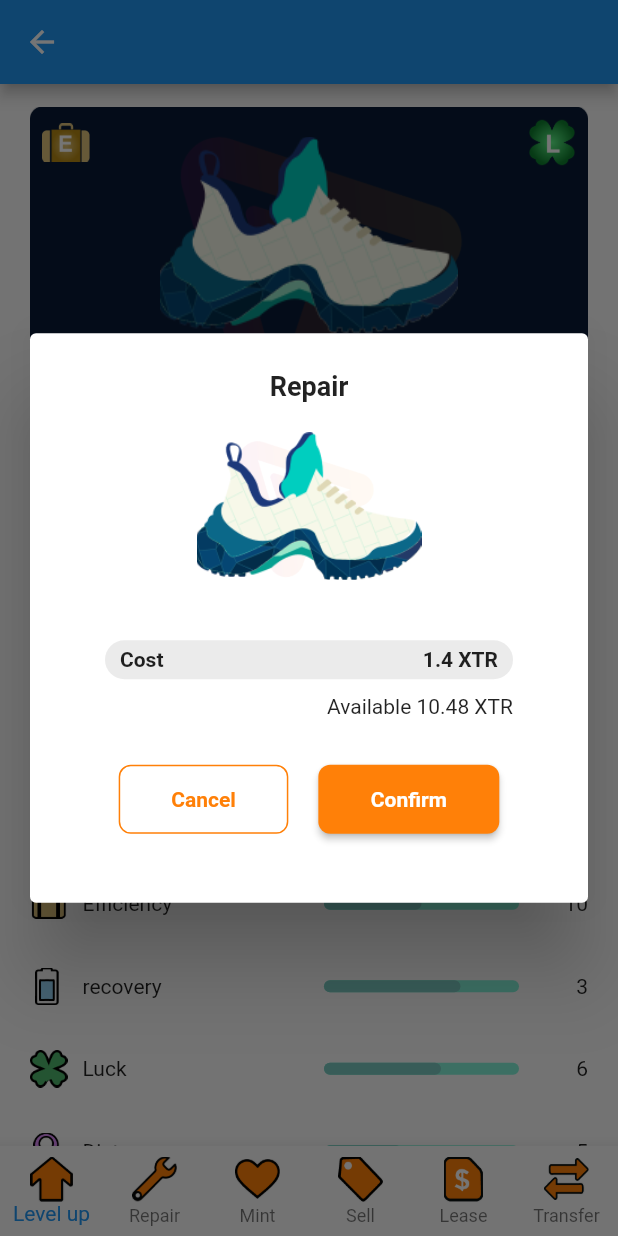
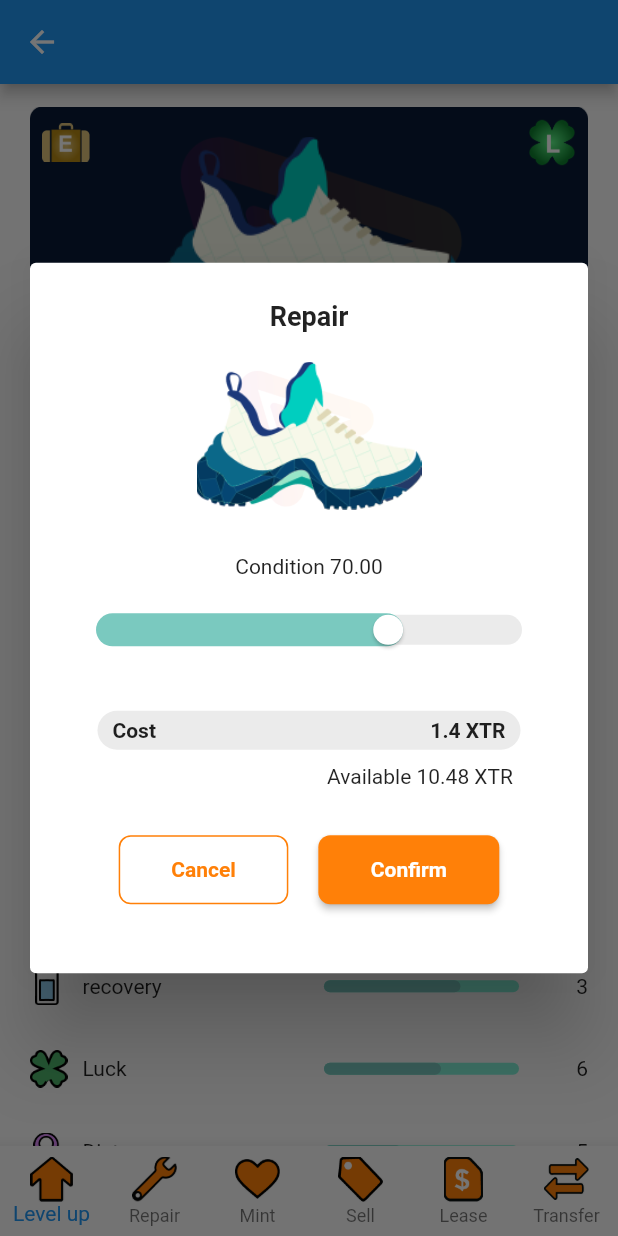
Before and after one commit to takayatomose/travel-token-mobile, a Flutter app: the UserItemMainScreen widget shown alone on an empty page, opened directly, item 2 of the bottom bar chosen, on a phone screen of 412 x 824 dp. Run offline on Flutter 3.47's test engine with Material 2 defaults, Android fonts, the phone set to English and light mode, and no system bars; drawn by our look-alikes of percent_indicator; our stand-ins replace bloc, bloc_concurrency, firebase_core, firebase_crashlytics, flutter_bloc, flutter_dotenv and 9 more; missing offline and left inert: app_settings, bip39, ed25519_hd_key, flutter_map_marker_cluster, http_interceptor, web3dart; accounts and stored records are empty; statements that could not run were skipped.

Commit message:
XTRIP-129 repair popup

```diff
--- /dev/null
+++ b/lib/screens/user_item/dialogs/item_repair_dialog.dart
@@ -0,0 +1,65 @@
+import 'package:flutter/material.dart';
+import 'package:xtrip_mobile/generated/l10n.dart';
+
+import '../widgets/user_item_widgets.dart';
+
+class ItemRepairDialog extends StatefulWidget {
+  const ItemRepairDialog({Key? key}) : super(key: key);
+
+  @override
+  State<ItemRepairDialog> createState() => _ItemRepairDialogState();
+}
+
+class _ItemRepairDialogState extends State<ItemRepairDialog> {
+  double conditionsVal = 70;
+  @override
+  Widget build(BuildContext context) {
+    return ItemAttributeUpdateDialog(
+      onConfirmPressed: () {},
+      title: S.of(context).repair,
+      widgets: [
+        Padding(
+          padding: const EdgeInsets.only(top: 30, bottom: 10),
+          child: Text(S
+              .of(context)
+              .conditionProgress(conditionsVal.toStringAsFixed(2))),
+        ),
+        Container(
+          margin: const EdgeInsets.only(bottom: 20),
+          child: SliderTheme(
+            data: const SliderThemeData(
+              trackHeight: 20,
+              activeTrackColor: Color.fromRGBO(122, 201, 191, 1),
+              thumbColor: Colors.white,
+              inactiveTrackColor: Color.fromRGBO(235, 235, 235, 1),
+            ),
+            child: Slider(
+              value: conditionsVal,
+              onChanged: (double value) {
+                setState(() {
+                  if (value > 70) conditionsVal = value;
+                });
+              },
+              divisions: 100,
+              min: 0,
+              max: 100,
+            ),
+          ),
+        ),
+        Padding(
+          padding: const EdgeInsets.symmetric(horizontal: 25, vertical: 10),
+          child:
+              ItemUpdateCost(costName: S.of(context).cost, costVal: '1.4 XTR'),
+        ),
+        Container(
+          width: double.infinity,
+          padding: const EdgeInsets.only(right: 30),
+          child: Text(
+            S.of(context).tokenAvailable('10.48 XTR'),
+            textAlign: TextAlign.end,
+          ),
+        ),
+      ],
+    );
+  }
+}
--- a/lib/screens/user_item/user_item_main_screen.dart
+++ b/lib/screens/user_item/user_item_main_screen.dart
@@ -2,6 +2,7 @@ import 'package:flutter/material.dart';
 import 'package:flutter_bloc/flutter_bloc.dart';
 import 'package:xtrip_mobile/generated/l10n.dart';
 import 'package:xtrip_mobile/screens/user_item/bloc/user_item_bloc.dart';
+import 'package:xtrip_mobile/screens/user_item/dialogs/item_repair_dialog.dart';
 import 'package:xtrip_mobile/screens/user_item/widgets/item_attribute_indicator.dart';
 import 'package:xtrip_mobile/screens/user_item/widgets/item_attribute_indicator_border.dart';
 import 'package:xtrip_mobile/screens/user_item/widgets/item_attribute_update_dialog.dart';
@@ -10,9 +11,15 @@ import 'package:xtrip_mobile/screens/user_item/widgets/item_update_cost.dart';
 import 'package:xtrip_mobile/screens/user_item/widgets/user_item_container.dart';
 import 'package:xtrip_mobile/screens/user_item/widgets/user_item_image.dart';
 
-class UserItemMainScreen extends StatelessWidget {
+class UserItemMainScreen extends StatefulWidget {
   const UserItemMainScreen({Key? key}) : super(key: key);
 
+  @override
+  State<UserItemMainScreen> createState() => _UserItemMainScreenState();
+}
+
+class _UserItemMainScreenState extends State<UserItemMainScreen> {
+  double _sliderValue = 70;
   @override
   Widget build(BuildContext context) {
     return BlocBuilder<UserItemBloc, UserItemState>(
@@ -199,30 +206,7 @@ class UserItemMainScreen extends StatelessWidget {
     return showDialog(
       context: context,
       builder: (BuildContext context) {
-        return ItemAttributeUpdateDialog(
-          onConfirmPressed: () {},
-          title: S.of(context).repair,
-          widgets: [
-            Padding(
-              padding: const EdgeInsets.only(
-                  left: 30, right: 30, top: 20, bottom: 10),
-              child: Container(),
-            ),
-            Padding(
-              padding: const EdgeInsets.symmetric(horizontal: 30, vertical: 10),
-              child: ItemUpdateCost(
-                  costName: S.of(context).cost, costVal: '1.4 XTR'),
-            ),
-            Container(
-              width: double.infinity,
-              padding: const EdgeInsets.only(right: 30),
-              child: Text(
-                S.of(context).tokenAvailable('10.48 XTR'),
-                textAlign: TextAlign.end,
-              ),
-            ),
-          ],
-        );
+        return const ItemRepairDialog();
       },
     );
   }
--- a/lib/screens/user_item/user_item_points.dart
+++ b/lib/screens/user_item/user_item_points.dart
@@ -112,7 +112,7 @@ class _UserItemPointsState extends State<UserItemPoints> {
         },
         attributeVal: luckPoints.toString(),
         assetName: 'assets/icons/ic_item_luck.png',
-        attributeName: S.of(context).efficiency,
+        attributeName: S.of(context).luck,
         onSubPressed: () {
           if (luckPoints == 6) {
             return;
```
